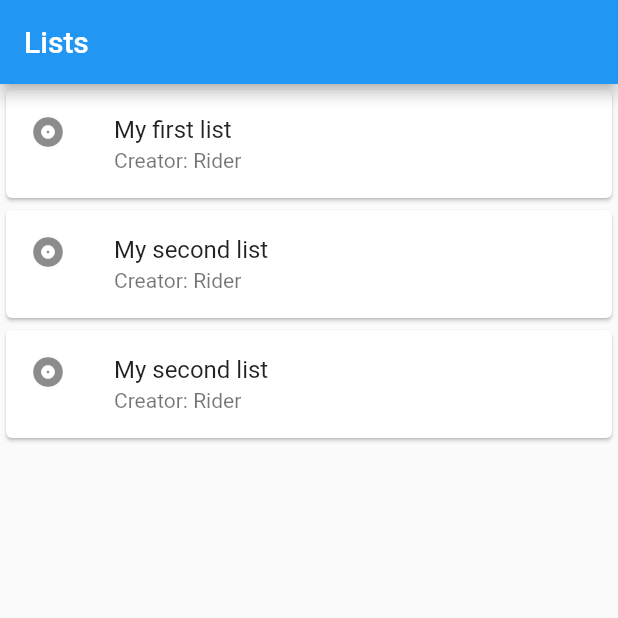
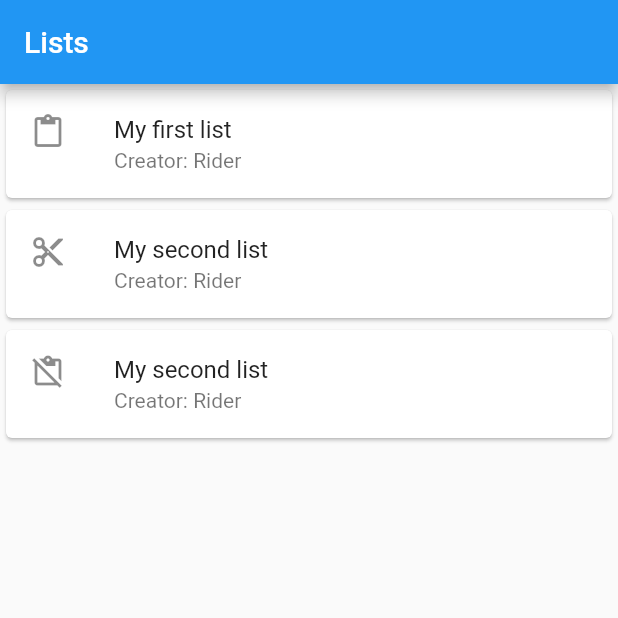
Before and after one commit to riderjensen/leanlist, a Flutter app: the screen it shows after launch, on a phone screen of 412 x 824 dp, the top half of it. Run offline on Flutter 3.47's test engine with Material 2 defaults, Android fonts, the phone set to English and light mode, and no system bars; missing offline and left inert: flutter_fab_dialer.

Commit message:
Rendering icon with different way to change it

```diff
--- a/lib/ui_elements/main_list_card.dart
+++ b/lib/ui_elements/main_list_card.dart
@@ -19,7 +19,8 @@ class _MainListCard extends State<MainListCard> {
           mainAxisSize: MainAxisSize.min,
           children: <Widget>[
             ListTile(
-                leading: Icon(Icons.album),
+                leading: Icon(IconData(widget.ourList[int]['icon'],
+                    fontFamily: 'MaterialIcons')),
                 title: Text(widget.ourList[int]['title']),
                 subtitle: Text('Creator: ${widget.ourList[int]['creator']}'),
                 onTap: () {
```
